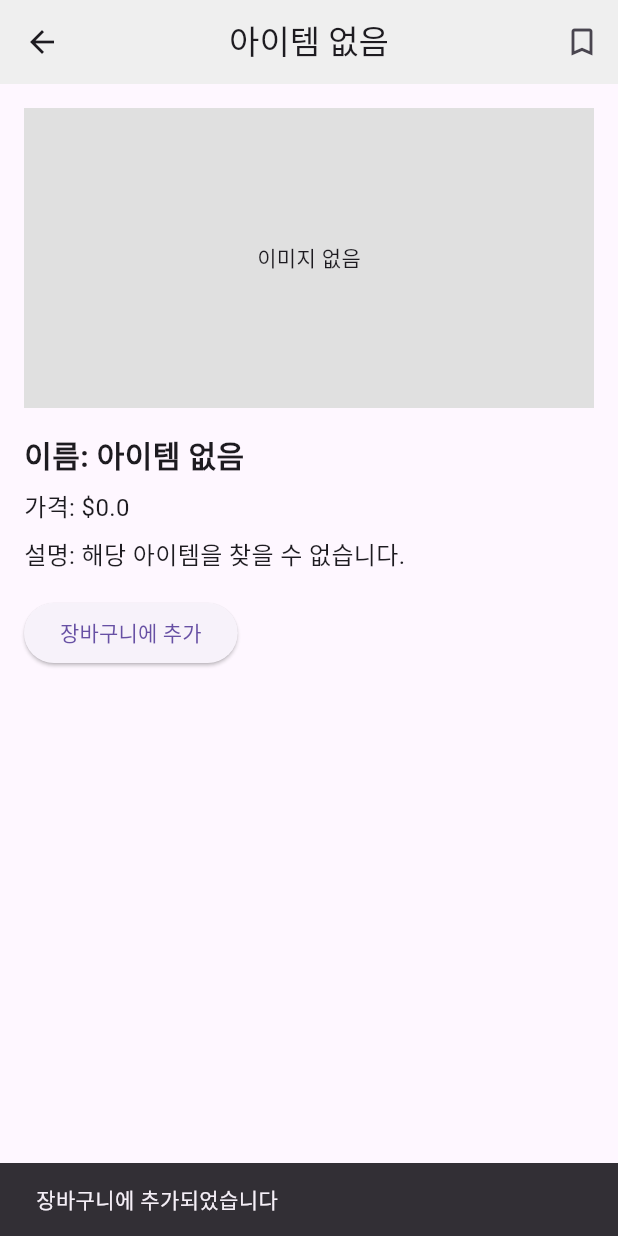
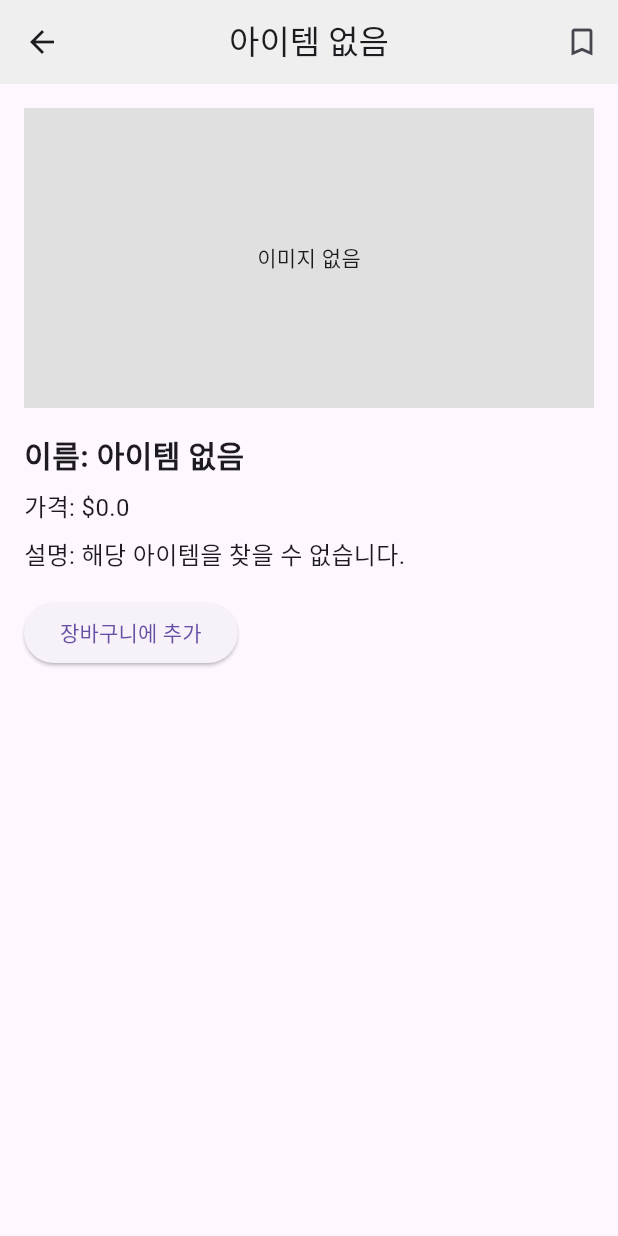
Before and after one commit to HongWonjong/flutter_shoppingmall, a Flutter app: the ItemDetailPage screen opened directly with empty values, after a tap on "장바구니에 추가", on a phone screen of 412 x 824 dp. Run offline on Flutter 3.47's test engine with Material 3 defaults, Android fonts, the phone set to English and light mode, and no system bars; our stand-ins replace flutter_riverpod, image_picker.

Commit message:
Remove: item_detail_page.dart에서 장바구니 추가 버튼 클릭 시 부담스럽게 오래 올라오던 "장바구니에 추가되었습니다" 스낵바 제거

```diff
--- a/lib/models/item.dart
+++ b/lib/models/item.dart
@@ -6,7 +6,7 @@ class Item {
   final String company_name;
   final double price;
   final String description;
-  final File? imageFile; // 업로드된 이미지 파일
+  final File? imageFile;
 
   Item({
     required this.id,
--- a/lib/pages/item_detail_page.dart
+++ b/lib/pages/item_detail_page.dart
@@ -48,9 +48,6 @@ class ItemDetailPage extends ConsumerWidget {
             ElevatedButton(
               onPressed: () {
                 ref.read(cartProvider.notifier).addToCart(item, 1);
-                ScaffoldMessenger.of(context).showSnackBar(
-                  const SnackBar(content: Text('장바구니에 추가되었습니다')),
-                );
               },
               child: const Text('장바구니에 추가'),
             ),
```
